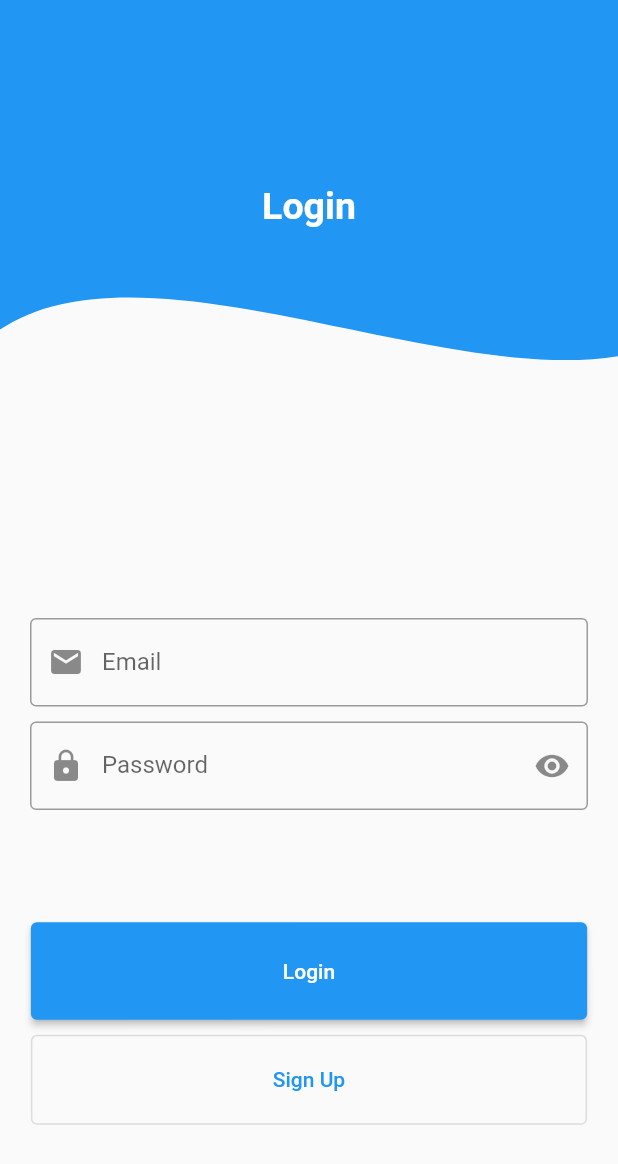
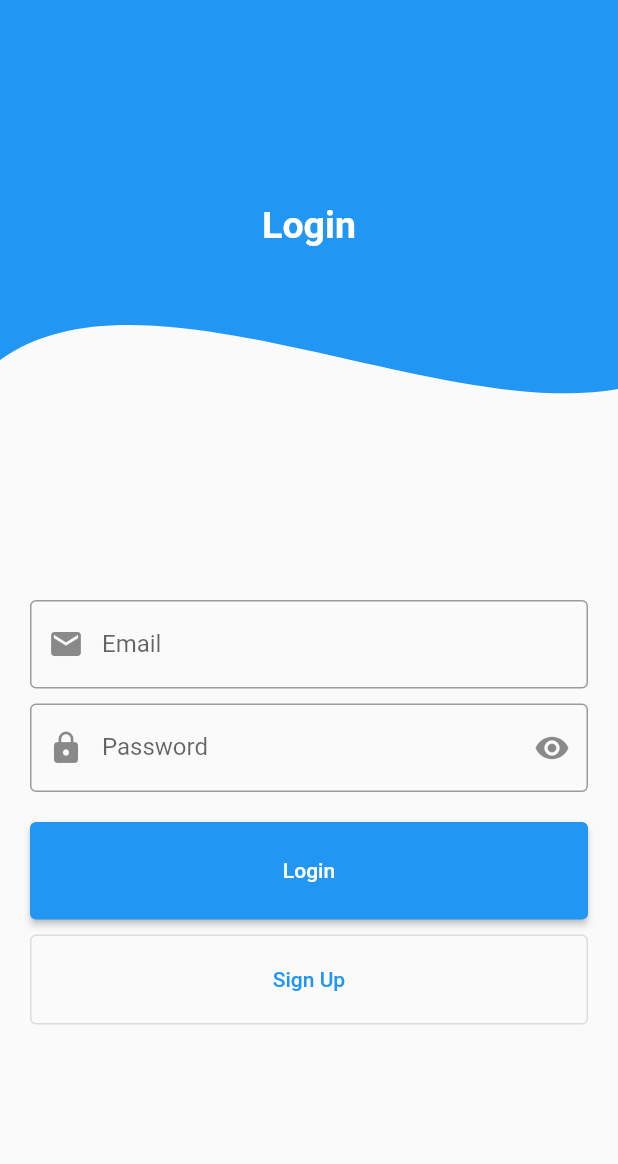
Before and after one commit to HmmodSS/Login-RegisterwithCliper, a Flutter app: the screen it shows after launch, on a phone screen of 412 x 824 dp. Shown: the top 1164 px of the screen. Run offline on Flutter 3.47's test engine with Material 2 defaults, Android fonts, the phone set to English and light mode, and no system bars.

Commit message:
edit login screen

```diff
--- a/lib/View/Screens/login_screen.dart
+++ b/lib/View/Screens/login_screen.dart
@@ -28,21 +28,15 @@ class _LoginScreenState extends State<LoginScreen> {
 
   @override
   Widget build(BuildContext context) {
-    final width = MediaQuery.of(context).size.width;
-    final height = MediaQuery.of(context).size.height;
-
     return Scaffold(
       resizeToAvoidBottomInset: false,
-      body: Container(
-        width: double.infinity,
-        height: double.infinity,
-        child: Column(
+      body: Column(
         mainAxisSize: MainAxisSize.min,
         children: [
           ClipPath(
             clipper: MyCliper(),
             child: Container(
-                height: height / 3,
+              height: 300,
               width: double.infinity,
               color: Colors.blue,
               child: const Center(
@@ -58,7 +52,7 @@ class _LoginScreenState extends State<LoginScreen> {
             ),
           ),
           SizedBox(
-              height: height / 6,
+            height: 100,
           ),
           Padding(
             padding: const EdgeInsets.symmetric(horizontal: 20),
@@ -88,13 +82,13 @@ class _LoginScreenState extends State<LoginScreen> {
             ),
           ),
           SizedBox(
-              height: height / 11,
+            height: 20,
           ),
           Container(
             height: 65,
-              width: width * 0.9,
-              decoration:
-                  BoxDecoration(borderRadius: BorderRadius.circular(50)),
+            width: double.infinity,
+            margin: EdgeInsets.symmetric(horizontal: 20),
+            decoration: BoxDecoration(borderRadius: BorderRadius.circular(50)),
             child: ElevatedButton(
                 onPressed: () async => await performancLogin(),
                 style: ElevatedButton.styleFrom(
@@ -107,16 +101,15 @@ class _LoginScreenState extends State<LoginScreen> {
           ),
           Container(
             height: 60,
-              width: width * 0.9,
-              decoration:
-                  BoxDecoration(borderRadius: BorderRadius.circular(50)),
+            width: double.infinity,
+            margin: EdgeInsets.symmetric(horizontal: 20),
+            decoration: BoxDecoration(borderRadius: BorderRadius.circular(50)),
             child: OutlinedButton(
                 onPressed: () =>
                     Navigator.pushNamed(context, '/register_screen'),
                 child: const Text("Sign Up")),
           ),
         ],
-        ),
       ),
     );
   }
```
Lines whose indentation alone changed are shown as unchanged.
